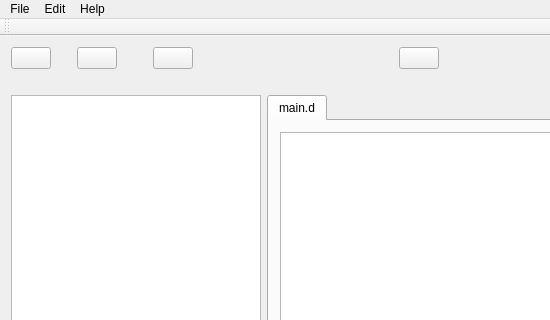
Before: the Qt Designer form mainform.ui in rutku/dediq, drawn with Qt 5; both pictures show x 0 to 550 and y 0 to 320 of the 942 by 798 pixel window.
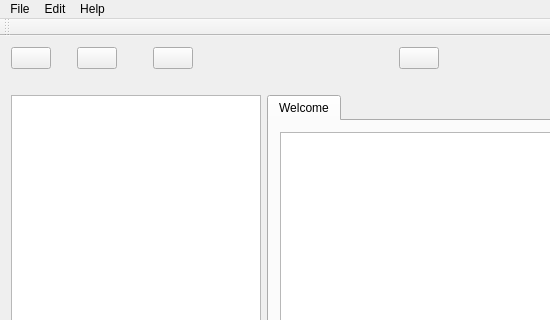
After: the same form once the commit is applied. Icons and pictures are not drawn.

Commit message: Tab Name

What changed in the file:
```diff
--- a/mainform.ui
+++ b/mainform.ui
@@ -239,7 +239,7 @@
           </sizepolicy>
          </property>
          <attribute name="title">
-          <string>main.d</string>
+          <string>Welcome</string>
          </attribute>
          <layout class="QVBoxLayout" name="verticalLayout_3">
           <item>
```
The commit also changes 1 other file.
